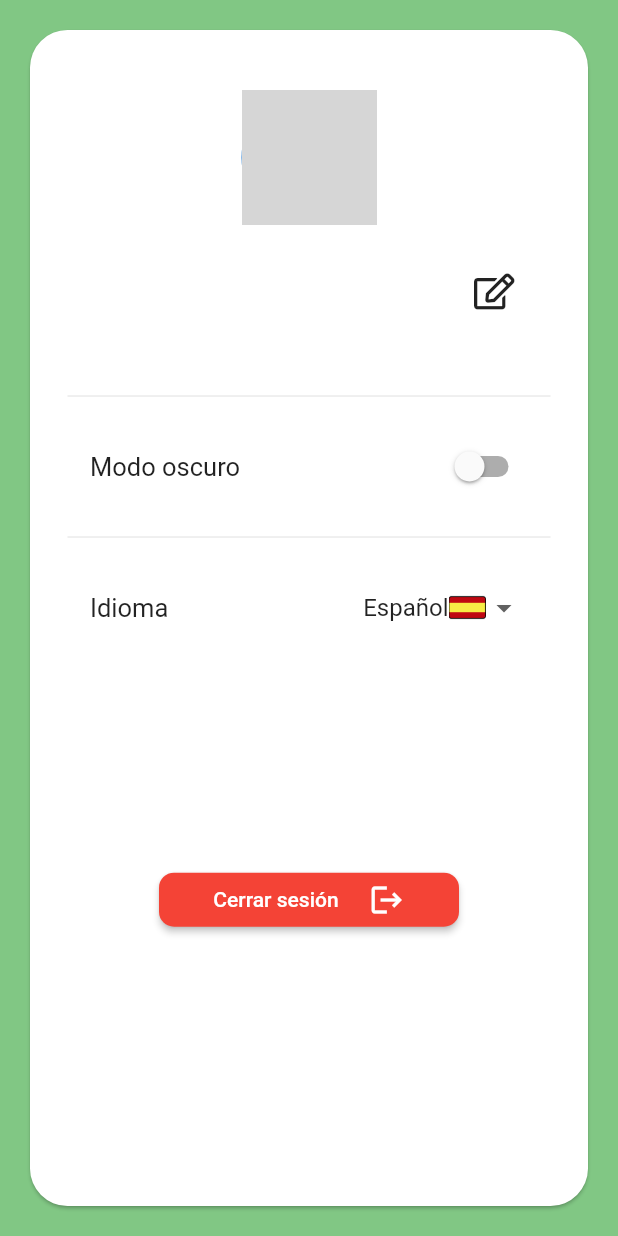
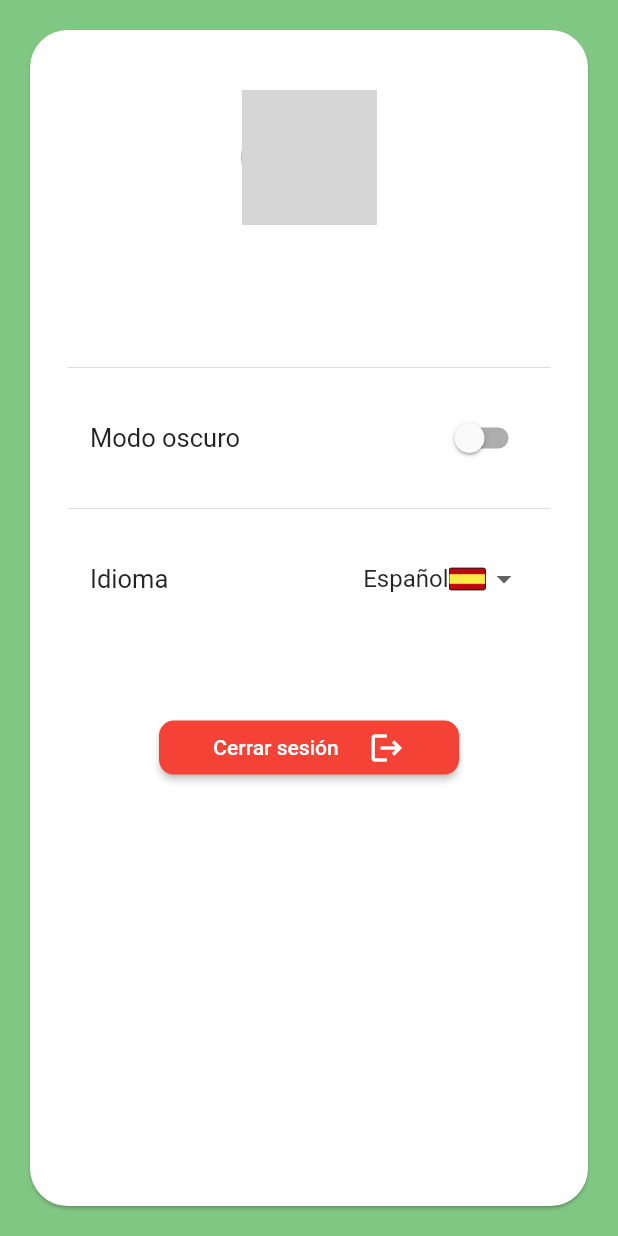
Before and after one commit to DiegoBea/huertapp, a Flutter app: the SettingsPage screen opened directly, on a phone screen of 412 x 824 dp. Run offline on Flutter 3.47's test engine with Material 2 defaults, Android fonts, the light colour scheme and no system bars; our stand-ins replace cloud_firestore, firebase_auth, firebase_core, firebase_messaging, firebase_storage, flutter_holo_date_picker and 11 more; missing offline and left inert: cross_file_image; accounts and stored records are empty; network calls fail; grey boxes are pictures that could not be loaded.

Commit message:
Cambios varios

```diff
--- a/lib/pages/settings_page.dart
+++ b/lib/pages/settings_page.dart
@@ -72,13 +72,14 @@ class _SettingsPageState extends State<SettingsPage> {
                           children: [
                             Expanded(
                               child:
-                                Text(
-                                  user.name,
-                                  style: const TextStyle(
-                                      fontSize: 25, fontWeight: FontWeight.bold),
+                                Center(
+                                  child: Text(
+                                    user.name,
+                                    style: const TextStyle(
+                                        fontSize: 25, fontWeight: FontWeight.bold),
+                                  ),
                                 ),
                             ),
-                            IconButton(onPressed: (){}, icon: const Icon(FontAwesomeIcons.edit))
                           ],
                         ),
                         const SizedBox(height: 5),
@@ -169,7 +170,7 @@ class _SettingsPageState extends State<SettingsPage> {
                   ),
                   Container(
                     width: 200,
-                    height: MediaQuery.of(context).size.height * 0.2,
+                    height: MediaQuery.of(context).size.height * 0.1,
                     margin: const EdgeInsets.all(15),
                     child: Column(
                       mainAxisAlignment: MainAxisAlignment.end,
--- a/lib/screens/login_screen.dart
+++ b/lib/screens/login_screen.dart
@@ -131,7 +131,7 @@ class _LoginFormState extends State<_LoginForm> {
               onChanged: (value) => loginForm.password = value,
               validator: (value) {
                 if (value != null && value.length >= 8) return null;
-                return translate('feedback.minChars', args: {"value": 8}); // 'La contraseña debe tener 8 caracteres'
+                return translate('validation.minChars', args: {"value": 8}); // 'La contraseña debe tener 8 caracteres'
               },
             ),
             const SizedBox(height: 30),
--- a/lib/screens/register_screen.dart
+++ b/lib/screens/register_screen.dart
@@ -3,7 +3,7 @@ import 'package:flutter_signin_button/flutter_signin_button.dart';
 import 'package:flutter_translate/flutter_translate.dart';
 import 'package:huertapp/helpers/helpers.dart';
 import 'package:huertapp/providers/login_form_provider.dart';
-import 'package:huertapp/services/auth_service.dart';
+import 'package:huertapp/services/services.dart';
 import 'package:huertapp/ui/input_decorations.dart';
 import 'package:huertapp/widgets/widgets.dart';
 import 'package:provider/provider.dart';
@@ -130,6 +130,8 @@ class _LoginForm extends StatelessWidget {
                       : () async {
                           final authService =
                               Provider.of<AuthService>(context, listen: false);
+                          final weatherService =
+                              Provider.of<WeatherService>(context, listen: false);
 
                           FocusScope.of(context).unfocus();
 
@@ -142,6 +144,8 @@ class _LoginForm extends StatelessWidget {
                           loginForm.isLoading = true;
 
                           if (errorMsg == null) {
+
+                            weatherService.loadLocations();
                             Navigator.pushReplacementNamed(context, '/main');
                           } else {
                             ToastHelper.showToast(translate('feedback.accountExist')); // 'La cuenta ya existe'
```
Also changed, not shown: assets/i18n/en.json (+6 -4 lines), assets/i18n/es.json (+7 -5 lines), assets/i18n/fr.json (+7 -5 lines).
